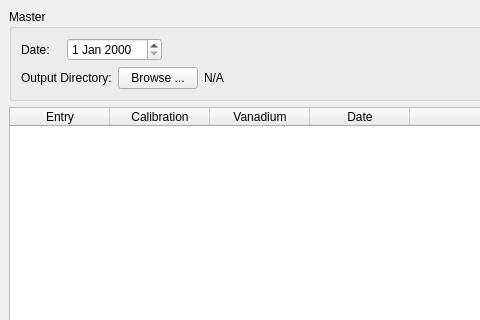
This is designer/ui_make_calibration.ui in neutrons/addie as Qt 5 draws it before an edit; both pictures show x 0 to 480 and y 0 to 320 of the 1025 by 541 pixel window. The edited form follows.
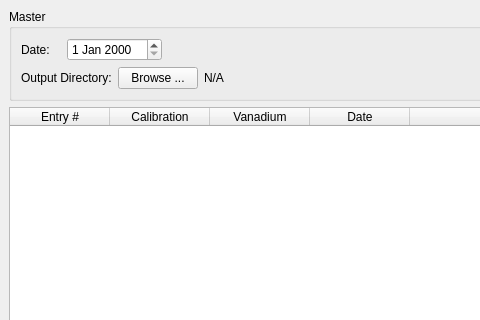
This is the edited form.

Commit message: Found a way to record which browse button has been clicked in the make_characterization

The edit to the form file:
```diff
--- a/designer/ui_make_calibration.ui
+++ b/designer/ui_make_calibration.ui
@@ -140,7 +140,7 @@
       </attribute>
       <column>
        <property name="text">
-        <string>Entry</string>
+        <string>Entry #</string>
        </property>
       </column>
       <column>
```
The commit also changes 1 other file.
